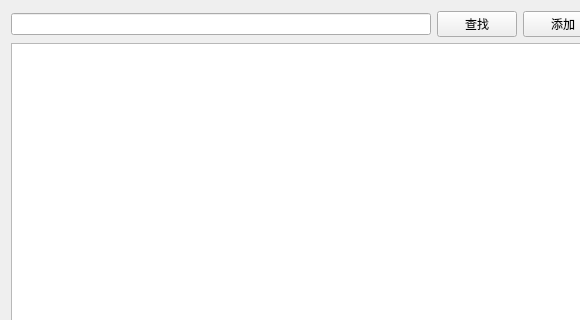
This is CaseHistoryManager/patientview.ui in leeonbeans/QT_learning as Qt 5 draws it before an edit; both pictures show x 0 to 580 and y 0 to 320 of the 786 by 546 pixel window. The edited form follows.
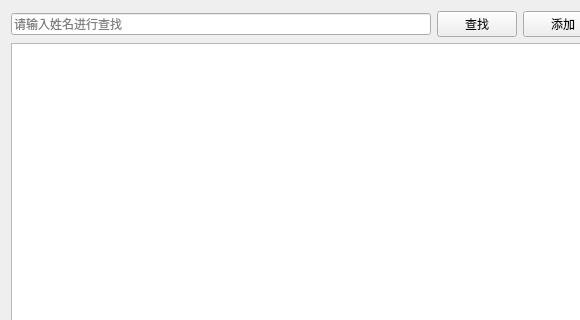
This is the edited form. Icons and pictures are not drawn.

```diff
--- a/CaseHistoryManager/patientview.ui
+++ b/CaseHistoryManager/patientview.ui
@@ -17,7 +17,11 @@
    <item row="0" column="0">
     <layout class="QHBoxLayout" name="horizontalLayout">
      <item>
-      <widget class="QLineEdit" name="txtSearch"/>
+      <widget class="QLineEdit" name="txtSearch">
+       <property name="placeholderText">
+        <string>请输入姓名进行查找</string>
+       </property>
+      </widget>
      </item>
      <item>
       <widget class="QPushButton" name="btnSearch">
```
Left out of the diff: 12 changed lines with no effect on the pictures.
